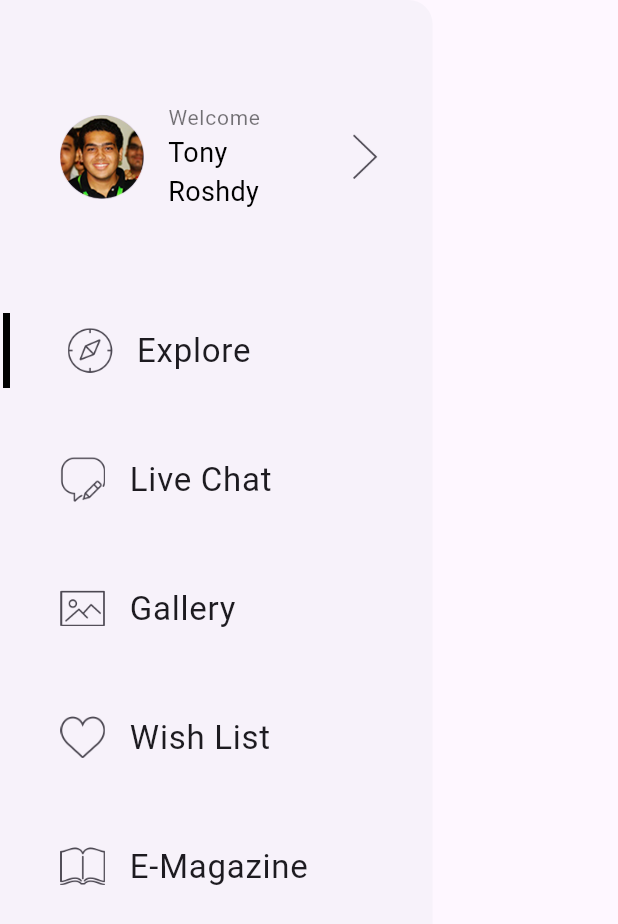
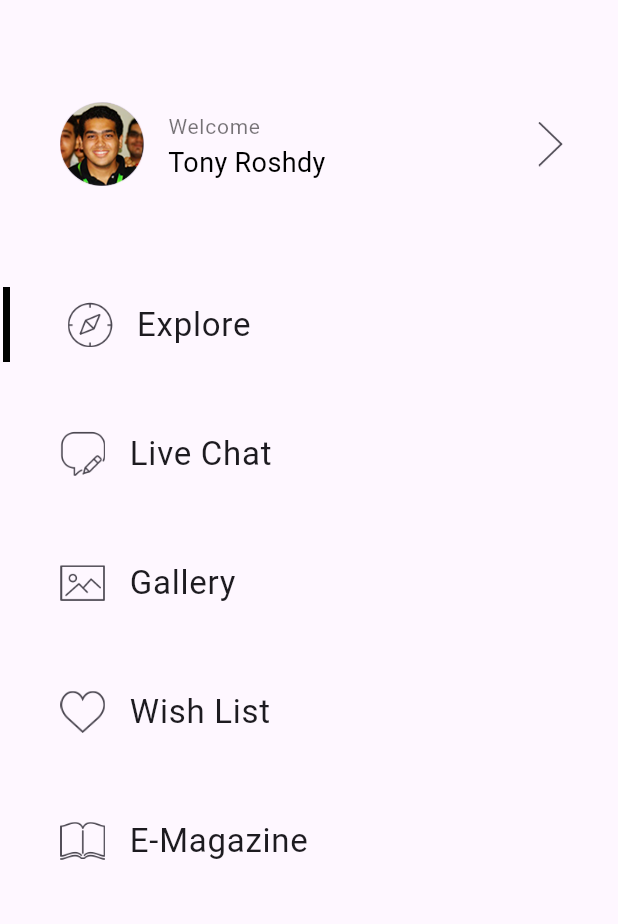
Before and after one commit to mernaislam/News-App-LinkDev, a Flutter app: the CustomDrawer widget shown alone on an empty page, opened directly, on a phone screen of 412 x 824 dp. Shown: the top 924 px of the screen. Run offline on Flutter 3.47's test engine with Material 3 defaults, Android fonts, the phone set to English and light mode, and no system bars; our stand-ins replace cached_network_image, dio, flutter_riverpod, flutter_screenutil, webview_flutter; network calls fail.

Commit message:
feat: Add desktop drawer as part of the screen

```diff
--- a/news_app/lib/core/widgets/adaptive_layout.dart
+++ b/news_app/lib/core/widgets/adaptive_layout.dart
@@ -14,7 +14,7 @@ class AdaptiveLayout extends StatelessWidget {
   Widget build(BuildContext context) {
     return LayoutBuilder(
       builder: ((context, constraints) {
-        if (constraints.maxWidth >= 1100) {
+        if (constraints.maxWidth >= 1000) {
           return desktopLayout(context);
         } else if (constraints.maxWidth >= 650) {
           return tabletLayout(context);
--- a/news_app/lib/widgets/custom_drawer.dart
+++ b/news_app/lib/widgets/custom_drawer.dart
@@ -12,9 +12,7 @@ class CustomDrawer extends ConsumerWidget {
   Widget build(BuildContext context, WidgetRef ref) {
     ref.watch(drawerItems);
     final drawerProv = ref.read(drawerItems.notifier);
-    return Drawer(
-      width: MediaQuery.of(context).size.width * 0.7,
-      child: ListView(
+    return ListView(
       children: [
         const Padding(
           padding: EdgeInsets.only(
@@ -35,7 +33,6 @@ class CustomDrawer extends ConsumerWidget {
             },
           ),
       ],
-      ),
     );
   }
 }
```
Also changed, not shown: news_app/lib/screens/home_screen.dart (+23 -7 lines). Lines whose indentation alone changed are shown as unchanged.
